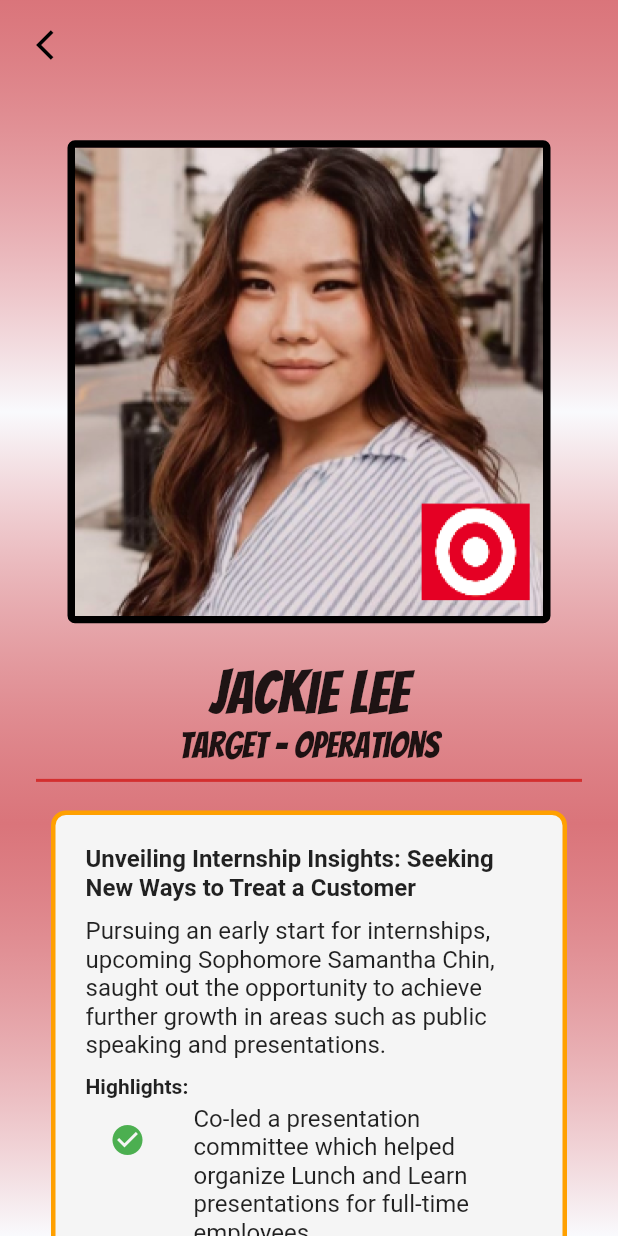
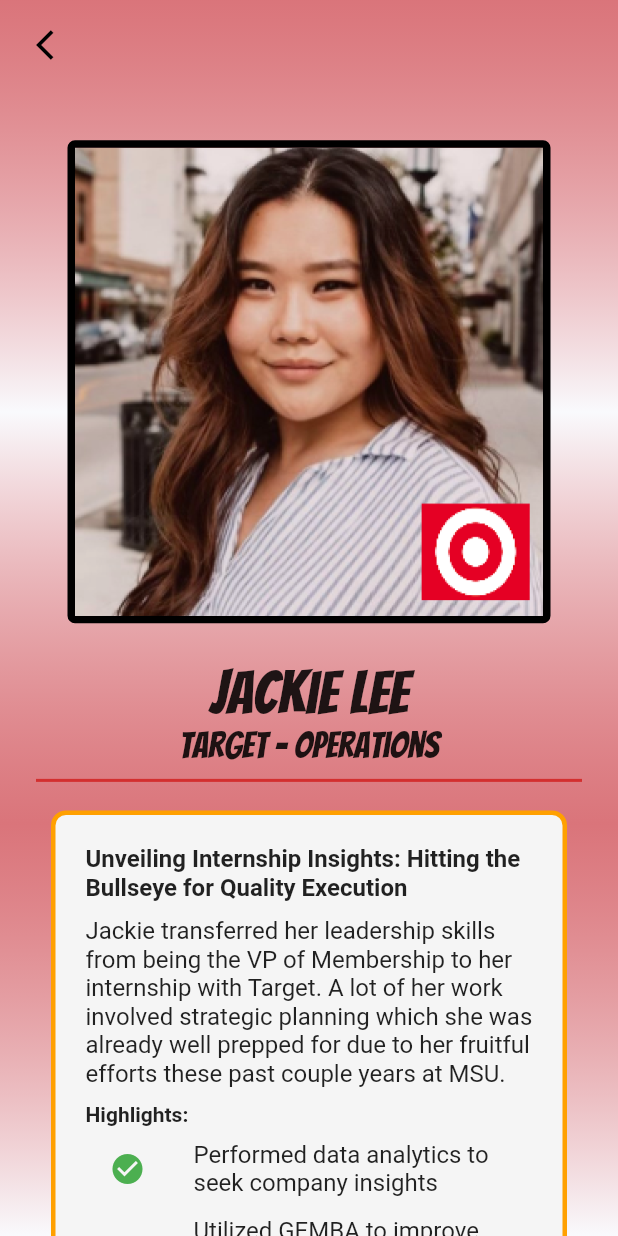
Before and after one commit to PGNTechChair/pgn_app, a Flutter app: the SpotlightPage8 screen opened directly, on a phone screen of 412 x 824 dp. Run offline on Flutter 3.47's test engine with Material 2 defaults, Android fonts, the light colour scheme and no system bars; our stand-ins replace cloud_firestore, firebase_auth, firebase_core, flutter_spinkit, flutter_svg, google_fonts; missing offline and left inert: flutter_circular_text; accounts and stored records are empty.

Commit message:
Finished Jackie's card

```diff
--- a/lib/pages/home/spotlightpages/spotlightpage8.dart
+++ b/lib/pages/home/spotlightpages/spotlightpage8.dart
@@ -97,7 +97,7 @@
                             crossAxisAlignment: CrossAxisAlignment.start,
                             children: [
                               Text(
-                                'Unveiling Internship Insights: Seeking New Ways to Treat a Customer',
+                                'Unveiling Internship Insights: Hitting the Bullseye for Quality Execution',
                                 style: TextStyle(
                                   fontWeight: FontWeight.bold,
                                   fontSize: 16.0,
@@ -105,7 +105,7 @@
                               ),
                               SizedBox(height: 10.0), // Add spacing between title and content
                               Text(
-                                "Pursuing an early start for internships, upcoming Sophomore Samantha Chin, saught out the opportunity to achieve further growth in areas such as public speaking and presentations.",
+                                "Jackie transferred her leadership skills from being the VP of Membership to her internship with Target. A lot of her work involved strategic planning which she was already well prepped for due to her fruitful efforts these past couple years at MSU.",
                                 style: TextStyle(fontSize: 16),
                               ),
                               SizedBox(height: 10.0), // Add spacing between paragraphs
@@ -117,28 +117,26 @@
                               ),
                               ListTile(
                                 leading: Icon(Icons.check_circle, color: Colors.green),
-                                title: Text('Co-led a presentation committee which helped organize Lunch and Learn presentations for full-time employees'),
+                                title: Text('Performed data analytics to seek company insights'),
                               ),
                               ListTile(
                                 leading: Icon(Icons.check_circle, color: Colors.green),
-                                title: Text("Achieved enchanced communication and leadership skills"),
+                                title: Text("Utilized GEMBA to improve processes of Target deliveries"),
                               ),
                               ListTile(
                                 leading: Icon(Icons.check_circle, color: Colors.green),
-                                title: Text("Utilized Microsoft applications such as Sharepoint to make website pages"),
+                                title: Text("Collaborated in large teams to efficiently finish her intern project"),
                               ),
-                              // Add more list tiles for other points
-                              // ...
                               SizedBox(height: 10.0), // Add spacing
                               Text(
-                                "The tasks given by Blue Cross Blue Shield gave Samantha the perfect opportunity to perform using her Marketing major and Data Science minor.",
+                                "Jackie has continuously been inspired to challenge herself. Target is just one more example of Jackie pushing past her previous limits.",
                                 style: TextStyle(
                                   fontStyle: FontStyle.italic,
                                 ),
                               ),
                               SizedBox(height: 10.0), // Add final spacing
                               Text(
-                                "In her free time, Samantha enjoys reading, watching and playing soccer, watching YouTube, and kayaking.",
+                                "Outside of her leadership duties, Jackie loves to play video games with friends and spend time with her family.",
                                 style: TextStyle(
                                   color: Colors.grey,
                                 ),
```
